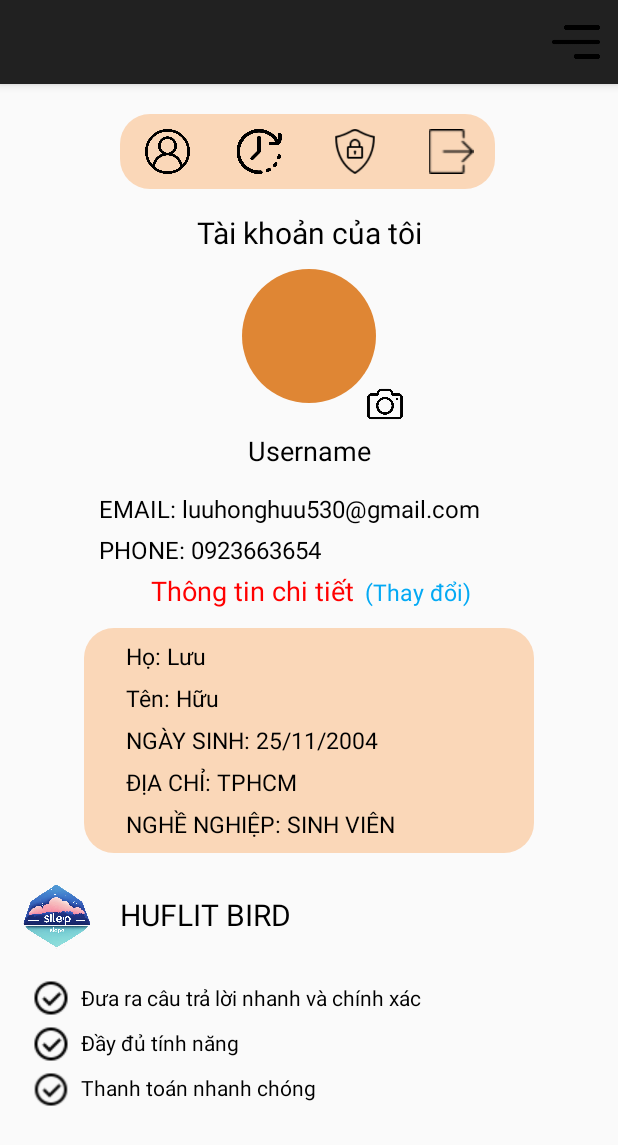
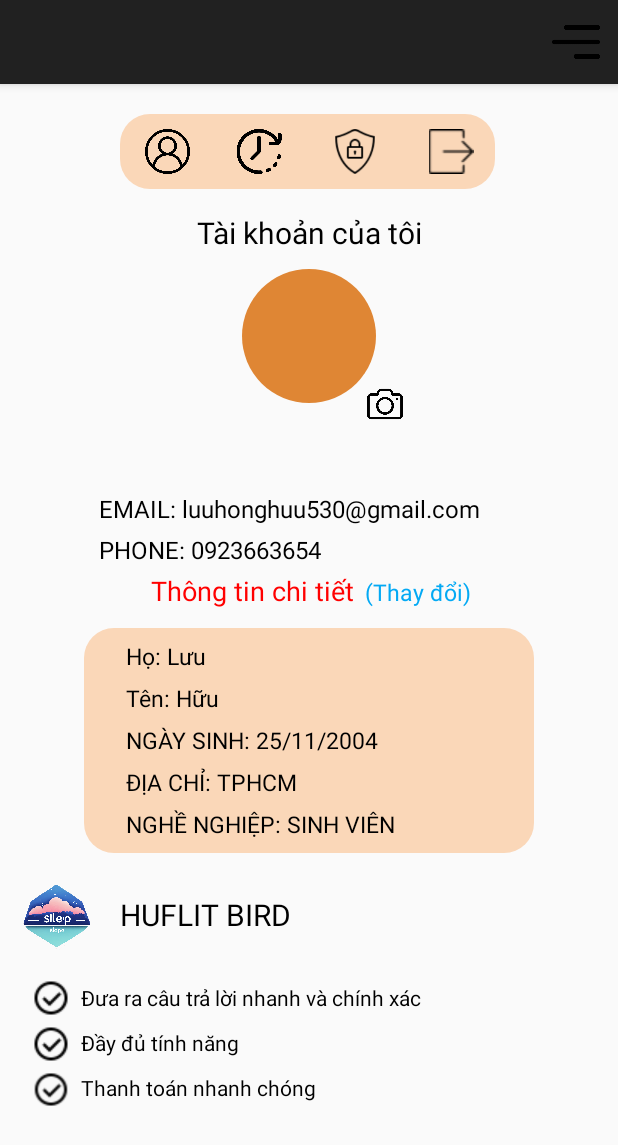
Before and after one commit to NaKMiers/Android_Huflit, an Android app: the ProfileView screen opened directly, with no data from a screen before it, on a phone screen of 412 x 824 dp. Shown: the top 1145 px of the screen. Run offline under Robolectric (Android 15) with nearby library versions, the phone set to English and light mode, and no system bars; our stand-ins replace CircleImageView.

Commit message:
show username view profile

```diff
--- a/app/src/main/java/com/anpha/android_huflit/ProfileView.java
+++ b/app/src/main/java/com/anpha/android_huflit/ProfileView.java
@@ -3,16 +3,26 @@ package com.anpha.android_huflit;
 import androidx.annotation.NonNull;
 import androidx.appcompat.app.AppCompatActivity;
 
+import android.content.Context;
+import android.content.SharedPreferences;
 import android.os.Bundle;
 import android.view.Menu;
 import android.view.MenuInflater;
+import android.widget.TextView;
 
 public class ProfileView extends AppCompatActivity {
-
+    TextView txtnameuser,txtmailprofile;
     @Override
     protected void onCreate(Bundle savedInstanceState) {
         super.onCreate(savedInstanceState);
         setContentView(R.layout.activity_profile_view);
+        txtnameuser = findViewById(R.id.txtnameuser);
+        txtmailprofile= findViewById(R.id.txtmailprofile);
+        SharedPreferences preferences = getSharedPreferences("mypreferences", Context.MODE_PRIVATE);
+        String username = preferences.getString("username", ""); // Retrieve username
+//        String email =preferences.getString("email","");
+       txtnameuser.setText(username);
+//       txtmailprofile.setText(email);
     }
 
     @Override
--- a/app/src/main/res/layout/activity_profile_change.xml
+++ b/app/src/main/res/layout/activity_profile_change.xml
@@ -9,7 +9,7 @@
     tools:context=".profileChange">
 
     <TextView
-        android:id="@+id/textView15"
+        android:id="@+id/txtnameuser"
         android:layout_width="match_parent"
         android:layout_height="wrap_content"
         android:gravity="center"
--- a/app/src/main/res/layout/activity_profile_view.xml
+++ b/app/src/main/res/layout/activity_profile_view.xml
@@ -105,7 +105,7 @@
         app:layout_constraintTop_toBottomOf="@+id/textView14" />
 
     <TextView
-        android:id="@+id/textView15"
+        android:id="@+id/txtnameuser"
         android:layout_width="wrap_content"
         android:layout_height="wrap_content"
         android:layout_marginTop="14dp"
@@ -126,7 +126,7 @@
         android:textSize="16dp"
         app:layout_constraintEnd_toEndOf="parent"
         app:layout_constraintStart_toStartOf="parent"
-        app:layout_constraintTop_toBottomOf="@+id/textView15" />
+        app:layout_constraintTop_toBottomOf="@+id/txtnameuser" />
 
     <TextView
         android:id="@+id/txtphoneprofile"
```
